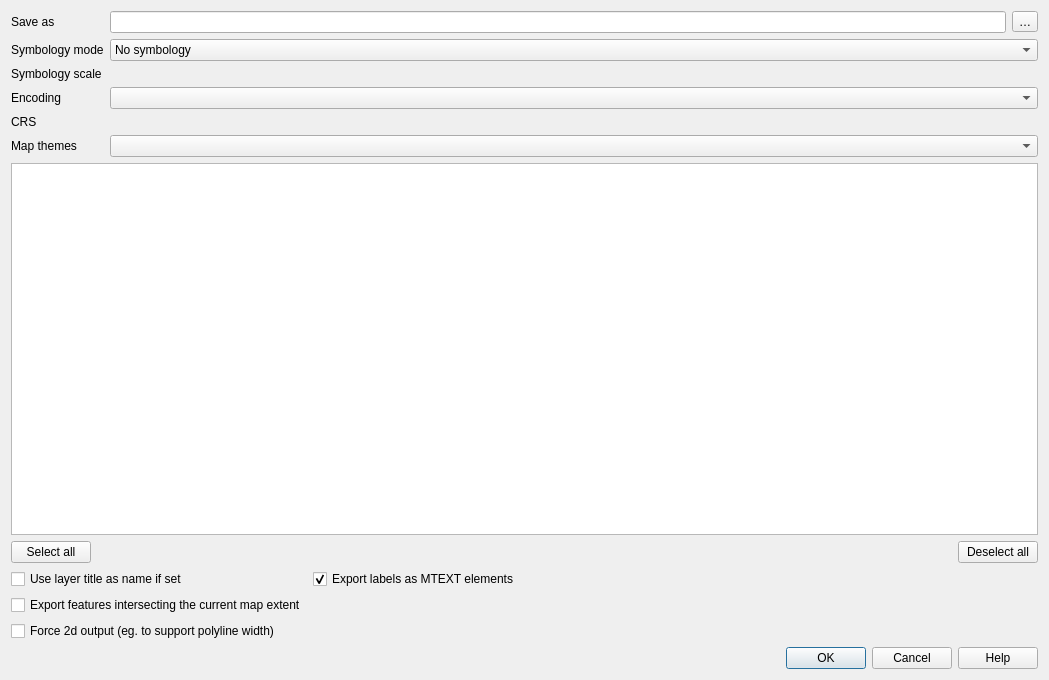
Old version of the form src/ui/qgsdxfexportdialogbase.ui in the repository qgis/QGIS.
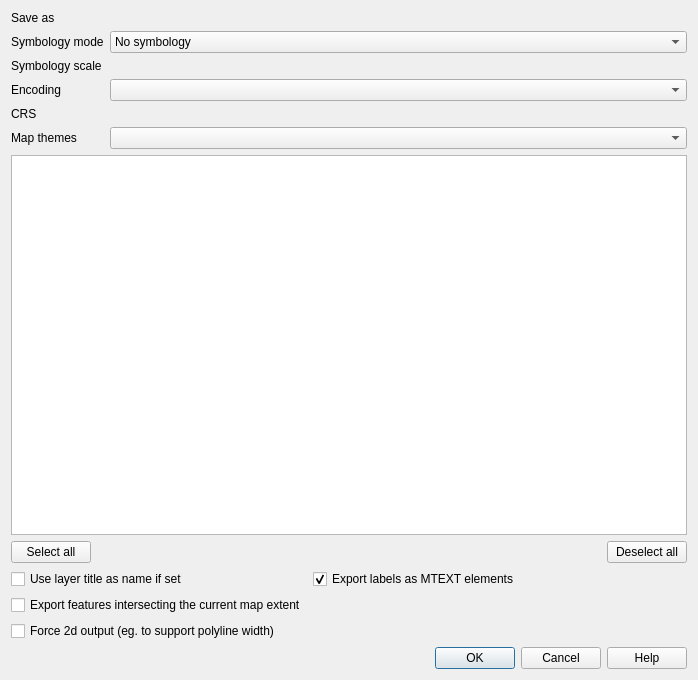
New version of the form. Custom widgets are drawn as their Qt base class.

Commit message: Add qgsfilewidget to dxf export dialog

Diff of the .ui file:
```diff
--- a/src/ui/qgsdxfexportdialogbase.ui
+++ b/src/ui/qgsdxfexportdialogbase.ui
@@ -6,7 +6,7 @@
    <rect>
     <x>0</x>
     <y>0</y>
-    <width>1049</width>
+    <width>698</width>
     <height>680</height>
    </rect>
   </property>
@@ -16,6 +16,12 @@
   <layout class="QGridLayout" name="gridLayout_2">
    <item row="1" column="0">
     <widget class="QLabel" name="mSymbologyModeLabel">
+     <property name="sizePolicy">
+      <sizepolicy hsizetype="Fixed" vsizetype="Preferred">
+       <horstretch>0</horstretch>
+       <verstretch>0</verstretch>
+      </sizepolicy>
+     </property>
      <property name="text">
       <string>Symbology mode</string>
      </property>
@@ -23,19 +29,18 @@
    </item>
    <item row="0" column="0">
     <widget class="QLabel" name="mSaveAsLabel">
+     <property name="sizePolicy">
+      <sizepolicy hsizetype="Fixed" vsizetype="Preferred">
+       <horstretch>0</horstretch>
+       <verstretch>0</verstretch>
+      </sizepolicy>
+     </property>
      <property name="text">
       <string>Save as</string>
      </property>
     </widget>
    </item>
-   <item row="0" column="2">
-    <widget class="QToolButton" name="mFileSelectionButton">
-     <property name="text">
-      <string>…</string>
-     </property>
-    </widget>
-   </item>
-   <item row="1" column="1" colspan="2">
+   <item row="1" column="1">
     <widget class="QComboBox" name="mSymbologyModeComboBox">
      <item>
       <property name="text">
@@ -56,15 +61,21 @@
    </item>
    <item row="2" column="0">
     <widget class="QLabel" name="mSymbologyScaleLabel">
+     <property name="sizePolicy">
+      <sizepolicy hsizetype="Fixed" vsizetype="Preferred">
+       <horstretch>0</horstretch>
+       <verstretch>0</verstretch>
+      </sizepolicy>
+     </property>
      <property name="text">
       <string>Symbology scale</string>
      </property>
     </widget>
    </item>
-   <item row="3" column="1" colspan="2">
+   <item row="3" column="1">
     <widget class="QComboBox" name="mEncoding"/>
    </item>
-   <item row="7" column="0" colspan="3">
+   <item row="7" column="0" colspan="2">
     <widget class="QgsLayerTreeView" name="mTreeView">
      <property name="selectionMode">
       <enum>QAbstractItemView::ExtendedSelection</enum>
@@ -74,7 +85,7 @@
      </attribute>
     </widget>
    </item>
-   <item row="2" column="1" colspan="2">
+   <item row="2" column="1">
     <widget class="QgsScaleWidget" name="mScaleWidget" native="true">
      <property name="focusPolicy">
       <enum>Qt::StrongFocus</enum>
@@ -84,37 +95,33 @@
      </property>
     </widget>
    </item>
-   <item row="4" column="1" colspan="2">
+   <item row="4" column="1">
     <widget class="QgsProjectionSelectionWidget" name="mCrsSelector" native="true">
      <property name="focusPolicy">
       <enum>Qt::StrongFocus</enum>
      </property>
     </widget>
    </item>
-   <item row="5" column="1" colspan="2">
+   <item row="5" column="1">
     <widget class="QComboBox" name="mVisibilityPresets"/>
    </item>
-   <item row="15" column="0" colspan="3">
-    <widget class="QDialogButtonBox" name="buttonBox">
-     <property name="orientation">
-      <enum>Qt::Horizontal</enum>
-     </property>
-     <property name="standardButtons">
-      <set>QDialogButtonBox::Cancel|QDialogButtonBox::Help|QDialogButtonBox::Ok</set>
-     </property>
-    </widget>
-   </item>
    <item row="0" column="1">
-    <widget class="QLineEdit" name="mFileLineEdit"/>
+    <widget class="QgsFileWidget" name="mFileName" native="true"/>
    </item>
    <item row="4" column="0">
     <widget class="QLabel" name="label_3">
+     <property name="sizePolicy">
+      <sizepolicy hsizetype="Minimum" vsizetype="Preferred">
+       <horstretch>0</horstretch>
+       <verstretch>0</verstretch>
+      </sizepolicy>
+     </property>
      <property name="text">
       <string>CRS</string>
      </property>
     </widget>
    </item>
-   <item row="9" column="0" colspan="3">
+   <item row="9" column="0" colspan="2">
     <layout class="QGridLayout" name="gridLayout_3">
      <item row="0" column="0">
       <widget class="QPushButton" name="mSelectAllButton">
@@ -147,6 +154,12 @@
    </item>
    <item row="3" column="0">
     <widget class="QLabel" name="label">
+     <property name="sizePolicy">
+      <sizepolicy hsizetype="Fixed" vsizetype="Preferred">
+       <horstretch>0</horstretch>
+       <verstretch>0</verstretch>
+      </sizepolicy>
+     </property>
      <property name="text">
       <string>Encoding</string>
      </property>
@@ -154,12 +167,18 @@
    </item>
    <item row="5" column="0">
     <widget class="QLabel" name="mSymbologyScaleLabel_2">
+     <property name="sizePolicy">
+      <sizepolicy hsizetype="Fixed" vsizetype="Preferred">
+       <horstretch>0</horstretch>
+       <verstretch>0</verstretch>
+      </sizepolicy>
+     </property>
      <property name="text">
       <string>Map themes</string>
      </property>
     </widget>
    </item>
-   <item row="11" column="0" colspan="3">
+   <item row="11" column="0" colspan="2">
     <layout class="QGridLayout" name="gridLayout">
      <item row="1" column="0">
       <widget class="QCheckBox" name="mMapExtentCheckBox">
@@ -207,6 +226,16 @@
      </item>
     </layout>
    </item>
+   <item row="15" column="0" colspan="2">
+    <widget class="QDialogButtonBox" name="buttonBox">
+     <property name="orientation">
+      <enum>Qt::Horizontal</enum>
+     </property>
+     <property name="standardButtons">
+      <set>QDialogButtonBox::Cancel|QDialogButtonBox::Help|QDialogButtonBox::Ok</set>
+     </property>
+    </widget>
+   </item>
   </layout>
  </widget>
  <customwidgets>
@@ -226,6 +255,12 @@
    <extends>QTreeView</extends>
    <header>qgslayertreeview.h</header>
   </customwidget>
+  <customwidget>
+   <class>QgsFileWidget</class>
+   <extends>QWidget</extends>
+   <header>qgsfilewidget.h</header>
+   <container>1</container>
+  </customwidget>
  </customwidgets>
  <tabstops>
   <tabstop>mFileLineEdit</tabstop>
```
Left out of the diff: 3 changed lines with no effect on the pictures. The commit also changes 2 other files.
